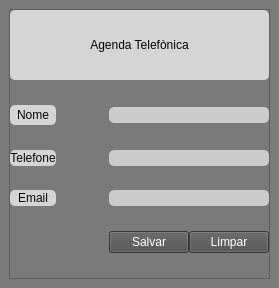
RiquHen/guarda_contatos, file agenda.ui: the form before one commit.
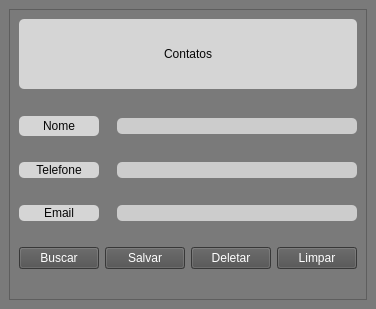
The form after the commit.

Commit message: add bd e 2 funcões buscar e deletar

```diff
--- a/agenda.ui
+++ b/agenda.ui
@@ -6,10 +6,16 @@
    <rect>
     <x>0</x>
     <y>0</y>
-    <width>279</width>
-    <height>288</height>
+    <width>356</width>
+    <height>309</height>
    </rect>
   </property>
+  <property name="maximumSize">
+   <size>
+    <width>356</width>
+    <height>309</height>
+   </size>
+  </property>
   <property name="windowTitle">
    <string>Agenda</string>
   </property>
@@ -18,8 +24,8 @@
 color: rgb(6, 6, 6);</string>
   </property>
   <widget class="QWidget" name="centralwidget">
-   <layout class="QHBoxLayout" name="horizontalLayout">
-    <item>
+   <layout class="QGridLayout" name="gridLayout">
+    <item row="0" column="0">
      <widget class="QFrame" name="frame">
       <property name="styleSheet">
        <string notr="true">QLabel{
@@ -53,35 +59,57 @@
       <property name="frameShadow">
        <enum>QFrame::Raised</enum>
       </property>
-      <layout class="QHBoxLayout" name="horizontalLayout_2">
-       <property name="spacing">
-        <number>0</number>
-       </property>
-       <property name="leftMargin">
-        <number>0</number>
-       </property>
-       <property name="topMargin">
-        <number>0</number>
-       </property>
-       <property name="rightMargin">
-        <number>0</number>
-       </property>
-       <property name="bottomMargin">
-        <number>0</number>
-       </property>
-       <item>
-        <layout class="QGridLayout" name="gridLayout">
-         <item row="7" column="0">
-          <widget class="QLabel" name="label_4">
+      <layout class="QGridLayout" name="gridLayout_2">
+       <item row="1" column="2">
+        <spacer name="verticalSpacer_4">
+         <property name="orientation">
+          <enum>Qt::Vertical</enum>
+         </property>
+         <property name="sizeHint" stdset="0">
+          <size>
+           <width>68</width>
+           <height>7</height>
+          </size>
+         </property>
+        </spacer>
+       </item>
+       <item row="2" column="0">
+        <widget class="QLabel" name="label_2">
            <property name="text">
-            <string>Email</string>
+          <string>Nome</string>
            </property>
            <property name="alignment">
             <set>Qt::AlignCenter</set>
            </property>
           </widget>
          </item>
-         <item row="5" column="0">
+       <item row="2" column="1">
+        <spacer name="horizontalSpacer">
+         <property name="orientation">
+          <enum>Qt::Horizontal</enum>
+         </property>
+         <property name="sizeHint" stdset="0">
+          <size>
+           <width>40</width>
+           <height>20</height>
+          </size>
+         </property>
+        </spacer>
+       </item>
+       <item row="3" column="0">
+        <spacer name="verticalSpacer_5">
+         <property name="orientation">
+          <enum>Qt::Vertical</enum>
+         </property>
+         <property name="sizeHint" stdset="0">
+          <size>
+           <width>68</width>
+           <height>6</height>
+          </size>
+         </property>
+        </spacer>
+       </item>
+       <item row="4" column="0">
           <widget class="QLabel" name="label_3">
            <property name="text">
             <string>Telefone</string>
@@ -91,14 +119,64 @@
            </property>
           </widget>
          </item>
-         <item row="10" column="2">
-          <widget class="QPushButton" name="pushButton">
+       <item row="5" column="0">
+        <spacer name="verticalSpacer_6">
+         <property name="orientation">
+          <enum>Qt::Vertical</enum>
+         </property>
+         <property name="sizeHint" stdset="0">
+          <size>
+           <width>68</width>
+           <height>7</height>
+          </size>
+         </property>
+        </spacer>
+       </item>
+       <item row="6" column="0">
+        <widget class="QLabel" name="label_4">
+         <property name="text">
+          <string>Email</string>
+         </property>
+         <property name="alignment">
+          <set>Qt::AlignCenter</set>
+         </property>
+        </widget>
+       </item>
+       <item row="7" column="0">
+        <spacer name="verticalSpacer">
+         <property name="orientation">
+          <enum>Qt::Vertical</enum>
+         </property>
+         <property name="sizeHint" stdset="0">
+          <size>
+           <width>68</width>
+           <height>6</height>
+          </size>
+         </property>
+        </spacer>
+       </item>
+       <item row="8" column="0">
+        <widget class="QPushButton" name="btn_buscar">
+         <property name="text">
+          <string>Buscar</string>
+         </property>
+        </widget>
+       </item>
+       <item row="8" column="1" colspan="2">
+        <widget class="QPushButton" name="btn_salvar">
            <property name="text">
             <string>Salvar</string>
            </property>
           </widget>
          </item>
-         <item row="10" column="3">
+       <item row="8" column="3">
+        <widget class="QPushButton" name="btn_deletar">
+         <property name="text">
+          <string>Deletar</string>
+         </property>
+        </widget>
+       </item>
+       <item row="8" column="4">
           <widget class="QPushButton" name="btn_limpar">
            <property name="maximumSize">
             <size>
@@ -111,33 +189,20 @@
            </property>
           </widget>
          </item>
-         <item row="4" column="0">
-          <spacer name="verticalSpacer_5">
+       <item row="9" column="0">
+        <spacer name="verticalSpacer_3">
            <property name="orientation">
             <enum>Qt::Vertical</enum>
            </property>
            <property name="sizeHint" stdset="0">
             <size>
-             <width>20</width>
-             <height>40</height>
+           <width>68</width>
+           <height>7</height>
             </size>
            </property>
           </spacer>
          </item>
-         <item row="6" column="0">
-          <spacer name="verticalSpacer_6">
-           <property name="orientation">
-            <enum>Qt::Vertical</enum>
-           </property>
-           <property name="sizeHint" stdset="0">
-            <size>
-             <width>20</width>
-             <height>40</height>
-            </size>
-           </property>
-          </spacer>
-         </item>
-         <item row="0" column="0" rowspan="2" colspan="4">
+       <item row="0" column="0" colspan="5">
           <widget class="QLabel" name="label">
            <property name="minimumSize">
             <size>
@@ -145,99 +210,38 @@
              <height>70</height>
             </size>
            </property>
+         <property name="styleSheet">
+          <string notr="true">font: 22pt &quot;Times New Roman&quot;;</string>
+         </property>
            <property name="text">
-            <string>Agenda Telefònica</string>
+          <string>Contatos</string>
            </property>
            <property name="alignment">
             <set>Qt::AlignCenter</set>
            </property>
           </widget>
          </item>
-         <item row="2" column="2">
-          <spacer name="verticalSpacer_4">
-           <property name="orientation">
-            <enum>Qt::Vertical</enum>
-           </property>
-           <property name="sizeHint" stdset="0">
-            <size>
-             <width>20</width>
-             <height>40</height>
-            </size>
-           </property>
-          </spacer>
-         </item>
-         <item row="3" column="2" colspan="2">
+       <item row="2" column="2" colspan="3">
           <widget class="QLineEdit" name="ln_contato">
            <property name="alignment">
             <set>Qt::AlignCenter</set>
            </property>
           </widget>
          </item>
-         <item row="3" column="0">
-          <widget class="QLabel" name="label_2">
-           <property name="text">
-            <string>Nome</string>
-           </property>
-           <property name="alignment">
-            <set>Qt::AlignCenter</set>
-           </property>
-          </widget>
-         </item>
-         <item row="5" column="2" colspan="2">
+       <item row="4" column="2" colspan="3">
           <widget class="QLineEdit" name="ln_fone">
            <property name="alignment">
             <set>Qt::AlignCenter</set>
            </property>
           </widget>
          </item>
-         <item row="9" column="0">
-          <spacer name="verticalSpacer">
-           <property name="orientation">
-            <enum>Qt::Vertical</enum>
-           </property>
-           <property name="sizeHint" stdset="0">
-            <size>
-             <width>20</width>
-             <height>40</height>
-            </size>
-           </property>
-          </spacer>
-         </item>
-         <item row="7" column="2" colspan="2">
+       <item row="6" column="2" colspan="3">
           <widget class="QLineEdit" name="ln_email">
            <property name="alignment">
             <set>Qt::AlignCenter</set>
            </property>
           </widget>
          </item>
-         <item row="11" column="0">
-          <spacer name="verticalSpacer_3">
-           <property name="orientation">
-            <enum>Qt::Vertical</enum>
-           </property>
-           <property name="sizeHint" stdset="0">
-            <size>
-             <width>20</width>
-             <height>40</height>
-            </size>
-           </property>
-          </spacer>
-         </item>
-         <item row="3" column="1">
-          <spacer name="horizontalSpacer">
-           <property name="orientation">
-            <enum>Qt::Horizontal</enum>
-           </property>
-           <property name="sizeHint" stdset="0">
-            <size>
-             <width>40</width>
-             <height>20</height>
-            </size>
-           </property>
-          </spacer>
-         </item>
-        </layout>
-       </item>
       </layout>
      </widget>
     </item>
```
Left out of the diff: 2 changed lines with no effect on the pictures. Lines whose indentation alone changed are shown as unchanged. The commit also changes 5 other files.
